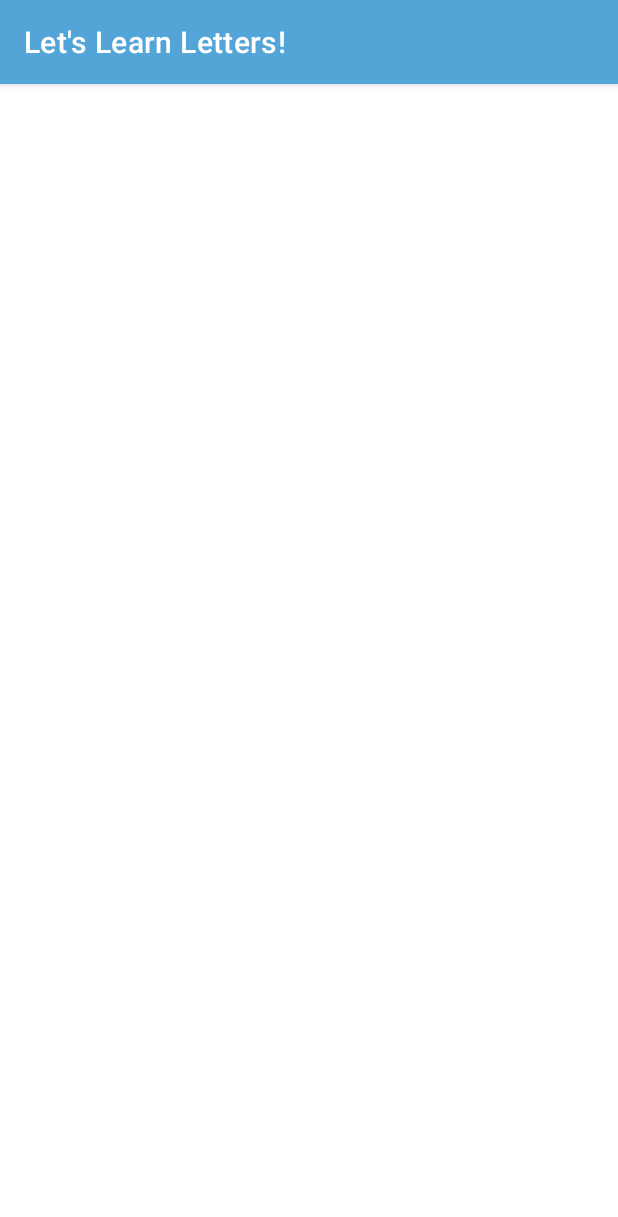
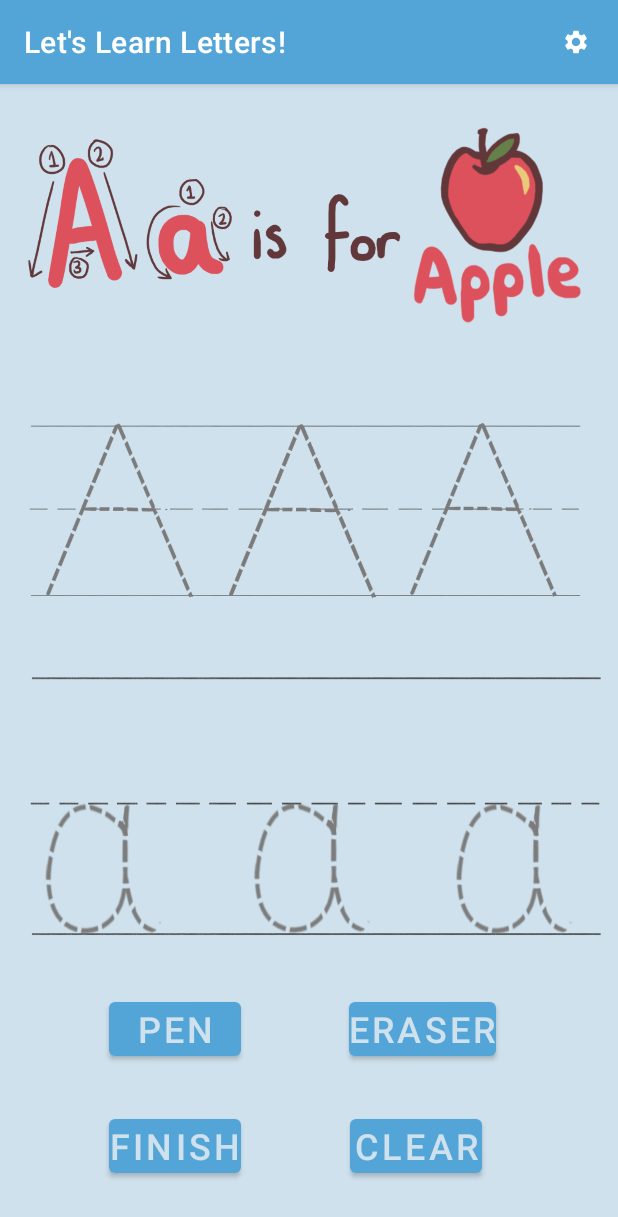
Before and after one commit to ZafrinSyeda/Final-Year-University-Project, an Android app: the LetterWriting screen opened directly, with no data from a screen before it, on a phone screen of 412 x 824 dp. Shown: the top 1217 px of the screen. Run offline under Robolectric (Android 15) with nearby library versions, the phone set to English and light mode, and no system bars; Roboto replaces fonts that are not available here.

Commit message:
added backgrounds to the letter tracing view, implemented a menu to let users erase their writing, clear it and go back to the menu when they finish

```diff
--- a/letter-tracing-interface/app/src/main/java/uk/ac/rhul/zhac024/final_year_project/letter_tracing_interface/LetterWriting.java
+++ b/letter-tracing-interface/app/src/main/java/uk/ac/rhul/zhac024/final_year_project/letter_tracing_interface/LetterWriting.java
@@ -1,30 +1,72 @@
 package uk.ac.rhul.zhac024.final_year_project.letter_tracing_interface;
 
-import androidx.appcompat.app.AppCompatActivity;
-
-import android.content.ClipData;
-import android.content.ClipDescription;
+import android.content.Intent;
+import android.media.MediaPlayer;
 import android.os.Bundle;
 import android.util.DisplayMetrics;
-import android.view.Display;
-import android.view.DragEvent;
 import android.view.View;
-import android.view.ViewGroup;
-import android.view.ViewParent;
-import android.widget.LinearLayout;
+import android.widget.Button;
 import android.widget.Toast;
 
-public class LetterWriting extends AppCompatActivity {
+public class LetterWriting extends BaseActivity implements View.OnClickListener {
 
-    private TraceView traceView;
+    private TraceView traceViewUpperCase, traceViewLowerCase;
+    private Button eraserBtn, penBtn, finishBtn, clearBtn;
+    private MediaPlayer success;
 
     @Override
     protected void onCreate(Bundle savedInstanceState) {
         super.onCreate(savedInstanceState);
         setContentView(R.layout.activity_letter_writing);
-        traceView = (TraceView) findViewById(R.id.traceViewA);
+        traceViewUpperCase = (TraceView) findViewById(R.id.traceViewUpperCase);
+        traceViewLowerCase = (TraceView) findViewById(R.id.traceViewLowerCase);
         DisplayMetrics metrics = new DisplayMetrics();
         getWindowManager().getDefaultDisplay().getMetrics(metrics);
-        traceView.init(metrics);
+        traceViewUpperCase.init(metrics);
+        traceViewLowerCase.init(metrics);
+        traceViewUpperCase.setBackground(getResources().getDrawable(R.drawable.a_upper_case));
+        traceViewLowerCase.setBackground(getResources().getDrawable(R.drawable.a_lower_case));
+
+        eraserBtn = (Button) findViewById(R.id.eraserBtn);
+        penBtn = (Button) findViewById(R.id.penBtn);
+        clearBtn = (Button) findViewById(R.id.clearBtn);
+        finishBtn = (Button) findViewById(R.id.finishBtn);
+
+        eraserBtn.setOnClickListener(this);
+        penBtn.setOnClickListener(this);
+        clearBtn.setOnClickListener(this);
+        finishBtn.setOnClickListener(this);
+    }
+
+    @Override
+    public void onClick(View view) {
+        switch(view.getId()) {
+            case R.id.eraserBtn:
+                traceViewLowerCase.eraser(true);
+                traceViewUpperCase.eraser(true);
+                Toast.makeText(this, "eraser on", Toast.LENGTH_SHORT).show();
+                break;
+            case R.id.penBtn:
+                traceViewLowerCase.eraser(false);
+                traceViewUpperCase.eraser(false);
+                Toast.makeText(this, "eraser off", Toast.LENGTH_SHORT).show();
+                break;
+            case R.id.clearBtn:
+                traceViewLowerCase.clear();
+                traceViewUpperCase.clear();
+                Toast.makeText(this, "clear all", Toast.LENGTH_SHORT).show();
+                break;
+            case R.id.finishBtn:
+                success = MediaPlayer.create(this, R.raw.success);
+                success.start();
+                backToMenu();
+            default:
+                break;
+        }
+    }
+
+    private void backToMenu() {
+        Intent intent = new Intent(this, LetterSelectionMenu.class);
+        startActivity(intent);
     }
 }
--- a/letter-tracing-interface/app/src/main/java/uk/ac/rhul/zhac024/final_year_project/letter_tracing_interface/PaintingStroke.java
+++ b/letter-tracing-interface/app/src/main/java/uk/ac/rhul/zhac024/final_year_project/letter_tracing_interface/PaintingStroke.java
@@ -6,11 +6,13 @@ import android.graphics.Path;
 public class PaintingStroke {
     public int colour;
     public int strokeWidth;
+
     //represents geometric paths that can be drawn
     public Path path;
 
-    public PaintingStroke(int colour, int strokeWidth, Path path) {
+    public PaintingStroke(int colour,  int strokeWidth, Path path) {
         this.colour = colour;
+
         this.strokeWidth = strokeWidth;
         this.path = path;
     }
--- a/letter-tracing-interface/app/src/main/java/uk/ac/rhul/zhac024/final_year_project/letter_tracing_interface/TraceView.java
+++ b/letter-tracing-interface/app/src/main/java/uk/ac/rhul/zhac024/final_year_project/letter_tracing_interface/TraceView.java
@@ -1,4 +1,6 @@
 package uk.ac.rhul.zhac024.final_year_project.letter_tracing_interface;
+
+import static android.content.ContentValues.TAG;
 
 import android.content.Context;
 import android.graphics.Bitmap;
@@ -7,34 +9,42 @@ import android.graphics.Canvas;
 import android.graphics.Color;
 import android.graphics.Paint;
 import android.graphics.Path;
+import android.graphics.PorterDuff;
+import android.graphics.PorterDuffXfermode;
 import android.util.AttributeSet;
 import android.util.DisplayMetrics;
+import android.util.Log;
 import android.view.MotionEvent;
 import android.view.View;
+import android.widget.Toast;
 
 import androidx.annotation.Nullable;
 
+import java.io.Console;
 import java.util.ArrayList;
 
 public class TraceView extends View {
 
-    public static int BRUSH_SIZE = 50;
+    public static int BRUSH_SIZE = 40;
     public static final int DEFAULT_COLOUR = Color.RED;
-    public static final int DEFAULT_BG_COLOUR = Color.WHITE;
+    //public static final int DEFAULT_BG_COLOUR = Color.WHITE;
     // detects when the user started to draw on the screen
     public static final float TOUCH_TOLERANCE = 1;
     // coordinates for where the user's pointer is
     private float mX, mY;
     private Path mPath;
-    private Paint mPaint;
+    private Paint mPaint, mEraser;
     // stores the paths that the user has drawn
     private ArrayList<PaintingStroke> paths = new ArrayList<>();
+    private ArrayList<PaintingStroke> eraserPaths = new ArrayList<>();
     private int currentColor;
-    private int backgroundColor = DEFAULT_BG_COLOUR;
+    //private int backgroundColor = DEFAULT_BG_COLOUR;
     private int strokeWidth;
     private Bitmap mBitmap;
     private Canvas mCanvas;
     private Paint mBitmapPaint = new Paint(Paint.DITHER_FLAG);
+    private boolean setEraser = false;
+
 
 
     public TraceView(Context context) {
@@ -54,6 +64,22 @@ public class TraceView extends View {
         mPaint.setStrokeJoin(Paint.Join.ROUND);
         // the stroke ends with a semicircle
         mPaint.setStrokeCap(Paint.Cap.ROUND);
+
+
+
+        mEraser = new Paint();
+        // smooths the edges when being drawn
+        mEraser.setAntiAlias(true);
+        // sets the paint colour
+        mEraser.setColor(DEFAULT_COLOUR);
+        // sets the paint's style to be stroked
+        mEraser.setStyle(Paint.Style.STROKE);
+        // when lines join on a stroked path they will meet in a circular shape
+        mEraser.setStrokeJoin(Paint.Join.ROUND);
+        // the stroke ends with a semicircle
+        mEraser.setStrokeCap(Paint.Cap.ROUND);
+        mEraser.setXfermode(new PorterDuffXfermode(PorterDuff.Mode.CLEAR));
+
     }
 
     public void init(DisplayMetrics metrics){
@@ -62,15 +88,24 @@ public class TraceView extends View {
 
         mBitmap = Bitmap.createBitmap(width, height, Bitmap.Config.ARGB_8888);
         mCanvas = new Canvas(mBitmap);
+        mCanvas.drawColor(Color.TRANSPARENT, PorterDuff.Mode.CLEAR);
         currentColor = DEFAULT_COLOUR;
         strokeWidth = BRUSH_SIZE;
-        //View.setcliptooutline android;
     }
 
     public void clear() {
-        backgroundColor = DEFAULT_BG_COLOUR;
+        mCanvas.drawColor(0, PorterDuff.Mode.CLEAR);
         paths.clear();
         invalidate();
+    }
+
+    public void eraser(boolean setEraser) {
+        this.setEraser = setEraser;
+        if (setEraser) {
+            mPaint.setXfermode(new PorterDuffXfermode(PorterDuff.Mode.CLEAR));
+        } else {
+            mPaint.setXfermode( null);
+        }
     }
 
     @Override
@@ -81,12 +116,22 @@ public class TraceView extends View {
     @Override
     protected void onDraw(Canvas canvas) {
         canvas.save();
-        mCanvas.drawColor(backgroundColor);
+        if (setEraser) {
+            for (PaintingStroke ps : eraserPaths) {
+                mEraser.setColor(Color.TRANSPARENT);
+                mEraser.setStrokeWidth(60);
+                mCanvas.drawPath(ps.path, mEraser);
+                paths.clear();
+            }
+
+        } else {
 
             for (PaintingStroke ps : paths) {
-            mPaint.setColor(ps.colour);
+                mPaint.setColor(currentColor);
                 mPaint.setStrokeWidth(ps.strokeWidth);
                 mCanvas.drawPath(ps.path, mPaint);
+
+            }
         }
         canvas.drawBitmap(mBitmap, 0,0, mBitmapPaint);
         canvas.restore();
@@ -95,8 +140,14 @@ public class TraceView extends View {
     // called when the user touches the screen to draw
     private void touchStart(float x, float y) {
         mPath = new Path();
+        if (setEraser) {
+            PaintingStroke ps = new PaintingStroke(Color.TRANSPARENT, strokeWidth, mPath);
+            eraserPaths.add(ps);
+
+        } else {
             PaintingStroke ps = new PaintingStroke(currentColor, strokeWidth, mPath);
             paths.add(ps);
+        }
 
         mPath.reset();
         mPath.moveTo(x, y);
@@ -117,6 +168,13 @@ public class TraceView extends View {
 
     private void touchUp() {
         mPath.lineTo(mX, mY);
+        if (setEraser) {
+            mCanvas.drawPath(mPath, mEraser);
+            invalidate();
+        } else {
+            mCanvas.drawPath(mPath, mPaint);
+        }
+        mPath = new Path();
     }
 
     @Override
@@ -138,6 +196,7 @@ public class TraceView extends View {
                 invalidate();
                 break;
         }
+        invalidate();
         return true;
     }
 
--- a/letter-tracing-interface/app/src/main/res/layout/activity_letter_writing.xml
+++ b/letter-tracing-interface/app/src/main/res/layout/activity_letter_writing.xml
@@ -4,14 +4,106 @@
     xmlns:tools="http://schemas.android.com/tools"
     android:layout_width="match_parent"
     android:layout_height="match_parent"
+    android:background="@color/colorAccent"
     tools:context=".LetterWriting">
 
-    <uk.ac.rhul.zhac024.final_year_project.letter_tracing_interface.TraceView
-        android:id="@+id/traceViewA"
-        android:layout_width="match_parent"
-        android:layout_height="match_parent"
-        tools:layout_editor_absoluteX="-206dp"
-        tools:layout_editor_absoluteY="-121dp"
-        android:background="@drawable/ic_settings_background"/>
+    <LinearLayout
+        android:id="@+id/linearLayout"
+        android:layout_width="0dp"
+        android:layout_height="0dp"
+        android:orientation="vertical"
+        app:layout_constraintBottom_toBottomOf="parent"
+        app:layout_constraintEnd_toEndOf="parent"
+        app:layout_constraintStart_toStartOf="parent"
+        app:layout_constraintTop_toTopOf="parent">
+
+        <ImageView
+            android:id="@+id/learnLetterImg"
+            android:layout_width="match_parent"
+            android:layout_height="match_parent"
+            android:layout_weight="1"
+            app:srcCompat="@drawable/a_is_for" />
+
+        <uk.ac.rhul.zhac024.final_year_project.letter_tracing_interface.TraceView
+            android:id="@+id/traceViewUpperCase"
+            android:layout_width="match_parent"
+            android:layout_height="match_parent"
+            android:layout_weight="1"
+            android:background="@drawable/ic_settings_background" />
+
+        <uk.ac.rhul.zhac024.final_year_project.letter_tracing_interface.TraceView
+            android:id="@+id/traceViewLowerCase"
+            android:layout_width="match_parent"
+            android:layout_height="match_parent"
+            android:layout_weight="1"
+            android:background="@drawable/ic_settings_background" />
+
+        <LinearLayout
+            android:layout_width="match_parent"
+            android:layout_height="match_parent"
+            android:layout_weight="1"
+            android:orientation="vertical">
+
+            <androidx.constraintlayout.widget.ConstraintLayout
+                android:layout_width="match_parent"
+                android:layout_height="match_parent"
+                android:layout_weight="1">
+
+                <Button
+                    android:id="@+id/penBtn"
+                    android:layout_width="wrap_content"
+                    android:layout_height="wrap_content"
+                    android:layout_weight="1"
+                    android:text="Pen"
+                    android:textSize="24sp"
+                    app:layout_constraintBottom_toTopOf="@+id/finishBtn"
+                    app:layout_constraintEnd_toStartOf="@+id/eraserBtn"
+                    app:layout_constraintStart_toStartOf="parent"
+                    app:layout_constraintTop_toTopOf="parent" />
+
+                <Button
+                    android:id="@+id/eraserBtn"
+                    android:layout_width="wrap_content"
+                    android:layout_height="wrap_content"
+                    android:layout_weight="1"
+                    android:text="Eraser"
+                    android:textSize="24sp"
+                    app:layout_constraintBottom_toTopOf="@+id/clearBtn"
+                    app:layout_constraintEnd_toEndOf="parent"
+                    app:layout_constraintHorizontal_bias="0.74"
+                    app:layout_constraintStart_toStartOf="parent"
+                    app:layout_constraintTop_toTopOf="parent" />
+
+                <Button
+                    android:id="@+id/finishBtn"
+                    android:layout_width="wrap_content"
+                    android:layout_height="wrap_content"
+                    android:layout_weight="1"
+                    android:text="Finish"
+                    android:textSize="24sp"
+                    app:layout_constraintBottom_toBottomOf="parent"
+                    app:layout_constraintEnd_toStartOf="@+id/clearBtn"
+                    app:layout_constraintStart_toStartOf="parent"
+                    app:layout_constraintTop_toTopOf="parent"
+                    app:layout_constraintVertical_bias="0.75" />
+
+                <Button
+                    android:id="@+id/clearBtn"
+                    android:layout_width="wrap_content"
+                    android:layout_height="wrap_content"
+                    android:layout_weight="1"
+                    android:text="Clear"
+                    android:textSize="24sp"
+                    app:layout_constraintBottom_toBottomOf="parent"
+                    app:layout_constraintEnd_toEndOf="parent"
+                    app:layout_constraintHorizontal_bias="0.72"
+                    app:layout_constraintStart_toStartOf="parent"
+                    app:layout_constraintTop_toTopOf="parent"
+                    app:layout_constraintVertical_bias="0.75" />
+            </androidx.constraintlayout.widget.ConstraintLayout>
+
+        </LinearLayout>
+
+    </LinearLayout>
 
 </androidx.constraintlayout.widget.ConstraintLayout>
```
Also changed, not shown: letter-tracing-interface/app/src/main/res/drawable/a_is_for.png (added), letter-tracing-interface/app/src/main/res/drawable/a_lower_case.png (added), letter-tracing-interface/app/src/main/res/drawable/a_upper_case.png (added), 1 other file. Lines whose indentation alone changed are shown as unchanged.
